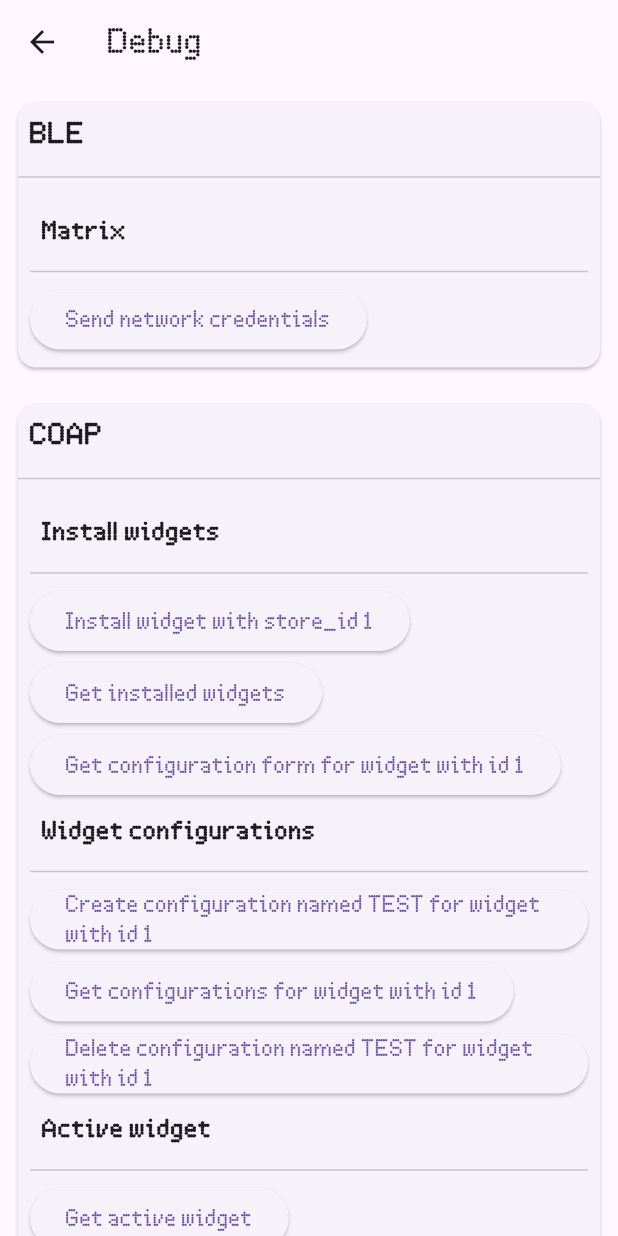
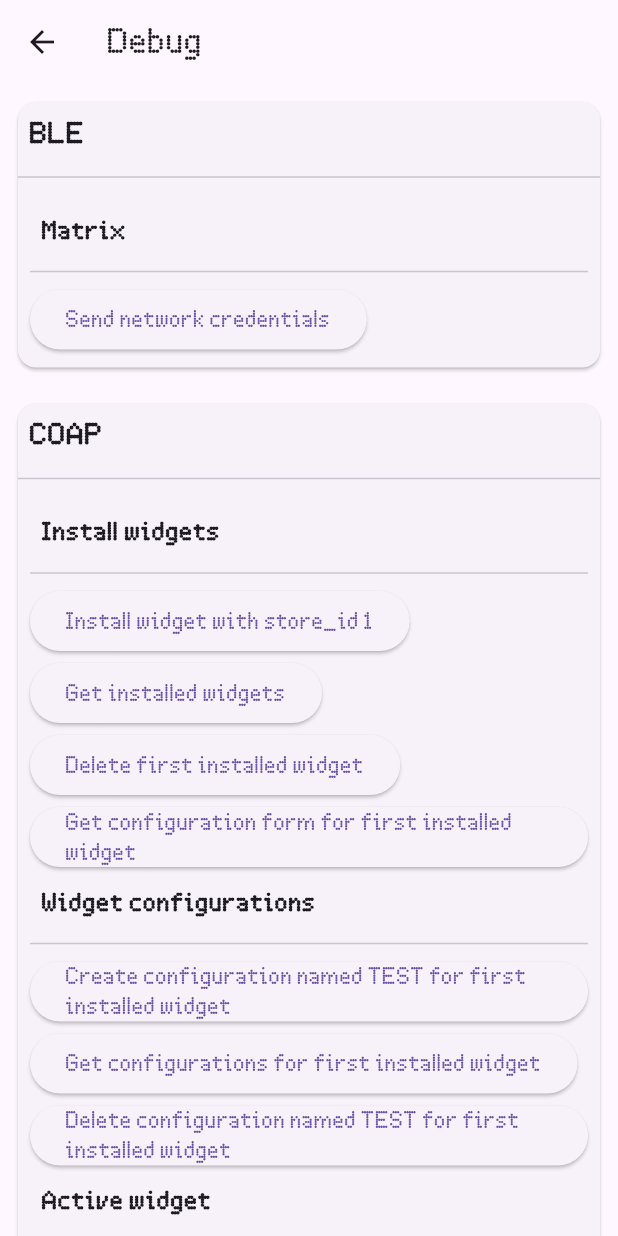
Before and after one commit to mosaico-matrix/mosaico-client, a Flutter app: the DebugPage screen opened by its route, after a tap on "Get installed widgets", on a phone screen of 412 x 824 dp. Run offline on Flutter 3.47's test engine with Material 3 defaults, Android fonts, the light colour scheme and no system bars; drawn by our look-alikes of toastification; our stand-ins replace flutter_animate, flutter_slidable, lottie; missing offline and left inert: mosaico_flutter_core.

Commit message:
New debug stuff

```diff
--- a/lib/configuration/routes.dart
+++ b/lib/configuration/routes.dart
@@ -1,5 +1,5 @@
 import 'package:flutter/widgets.dart';
-import '../pages/debug.dart';
+import '../pages/debug/debug.dart';
 
 class Routes {
 
--- a/lib/pages/debug.dart
+++ /dev/null
@@ -1,223 +0,0 @@
-import 'package:flutter/material.dart';
-import 'package:mosaico_flutter_core/modules/config_form/models/config_output.dart';
-import 'package:mosaico_flutter_core/modules/config_form/pages/config_generator.dart';
-import 'package:mosaico_flutter_core/modules/networking/channels/coap/widget_configurations_service.dart';
-import 'package:mosaico_flutter_core/modules/networking/channels/coap/widgets_service.dart';
-import 'package:mosaico_flutter_core/toaster.dart';
-
-void dumpData(data) {
-  Toaster.info(data.toString());
-}
-
-class DebugPage extends StatelessWidget {
-  const DebugPage({super.key});
-
-  @override
-  Widget build(BuildContext context) {
-    return Scaffold(
-      appBar: AppBar(
-        title: const Text('Debug'),
-      ),
-      body: const SingleChildScrollView(
-        child: Column(
-          children: <Widget>[
-            DebugSection(
-              title: 'BLE',
-              content: BleSection(),
-            ),
-            DebugSection(
-              title: 'COAP',
-              content: CoapSection(),
-            ),
-          ],
-        ),
-      ),
-    );
-  }
-}
-
-class BleSection extends StatelessWidget {
-  const BleSection({super.key});
-
-  @override
-  Widget build(BuildContext context) {
-    return Column(
-      children: <Widget>[
-        DebugSubSection(title: "Matrix", children: [
-          ElevatedButton(
-            onPressed: () {},
-            child: const Text('Send network credentials'),
-          ),
-        ])
-      ],
-    );
-  }
-}
-
-class CoapSection extends StatelessWidget {
-  const CoapSection({super.key});
-
-  @override
-  Widget build(BuildContext context) {
-    return Column(
-      children: <Widget>[
-        DebugSubSection(title: "Install widgets", children: [
-          ElevatedButton(
-            onPressed: () async {
-              await WidgetsService.installWidget(1);
-            },
-            child: const Text('Install widget with store_id 1'),
-          ),
-          ElevatedButton(
-            onPressed: () async {
-              var widgets = await WidgetsService.getInstalledWidgets();
-              // Create string representation of widgets
-              var widgetString = widgets.map((e) => e.name).join('\n');
-              dumpData(widgetString);
-            },
-            child: const Text('Get installed widgets'),
-          ),
-          ElevatedButton(
-            onPressed: () async {
-              // Get widget configuration file
-              var config = await WidgetsService.getWidgetConfigurationForm(1);
-              dumpData(config.toString());
-            },
-            child: const Text('Get configuration form for widget with id 1'),
-          ),
-        ]),
-        DebugSubSection(title: "Widget configurations", children: [
-          ElevatedButton(
-            onPressed: () async {
-              // Get widget configuration file
-              var configForm =
-                  await WidgetsService.getWidgetConfigurationForm(1);
-
-              // Get result from the configuration generator
-              ConfigOutput? generatedConfig = await Navigator.of(context).push(
-                  MaterialPageRoute(
-                      builder: (context) => ConfigGenerator(configForm, initialConfigName: "TEST")));
-
-              if (generatedConfig != null) {
-                WidgetConfigurationsService.uploadWidgetConfiguration(1, generatedConfig.getConfigName(), generatedConfig.exportToArchive());
-              } else {
-                Toaster.error('Configuration generation cancelled');
-              }
-            },
-            child: const Text(
-                'Create configuration named TEST for widget with id 1'),
-          ),
-
-          ElevatedButton(
-            onPressed: () async {
-              var configs = await WidgetConfigurationsService.getWidgetConfigurations(1);
-              if(configs.isEmpty) {
-                Toaster.error('No configurations found');
-                return;
-              }
-              for (var config in configs) {
-                dumpData(config.name);
-              }
-            },
-            child: const Text(
-                'Get configurations for widget with id 1'),
-          ),
-
-          ElevatedButton(
-            onPressed: () async {
-
-              var configs = await WidgetConfigurationsService.getWidgetConfigurations(1);
-              for (var config in configs) {
-                if (config.name == "TEST") {
-                  Toaster.info('Deleting configuration named TEST');
-                  await WidgetConfigurationsService.deleteWidgetConfiguration(config.id);
-                  return;
-                }
-              }
-              Toaster.error('Configuration named TEST not found');
-            },
-            child: const Text(
-                'Delete configuration named TEST for widget with id 1'),
-          ),
-        ]),
-        DebugSubSection(title: "Active widget", children: [
-          ElevatedButton(
-            onPressed: () async {},
-            child: const Text('Get active widget'),
-          ),
-          ElevatedButton(
-            onPressed: () async {
-              await WidgetsService.previewWidget(1, 1);
-            },
-            child: const Text('Set active widget 1 with conf 1'),
-          ),
-        ]),
-      ],
-    );
-  }
-}
-
-class DebugSubSection extends StatelessWidget {
-  final String title;
-  final List<Widget> children;
-
-  const DebugSubSection(
-      {super.key, required this.title, required this.children});
-
-  @override
-  Widget build(BuildContext context) {
-    return Column(
-      crossAxisAlignment: CrossAxisAlignment.start,
-      children: <Widget>[
-        Padding(
-          padding: const EdgeInsets.all(8.0),
-          child: Text(
-            title,
-            style: const TextStyle(
-              fontSize: 16,
-              fontWeight: FontWeight.bold,
-            ),
-          ),
-        ),
-        const Divider(),
-        ...children,
-      ],
-    );
-  }
-}
-
-class DebugSection extends StatelessWidget {
-  final String title;
-  final Widget content;
-
-  const DebugSection({super.key, required this.title, required this.content});
-
-  @override
-  Widget build(BuildContext context) {
-    return Padding(
-      padding: const EdgeInsets.all(8.0),
-      child: Card(
-        child: Column(
-          crossAxisAlignment: CrossAxisAlignment.start,
-          children: <Widget>[
-            Padding(
-              padding: const EdgeInsets.all(8.0),
-              child: Text(
-                title,
-                style: const TextStyle(
-                  fontSize: 18,
-                  fontWeight: FontWeight.bold,
-                ),
-              ),
-            ),
-            const Divider(),
-            Padding(
-              padding: const EdgeInsets.all(8.0),
-              child: content,
-            ),
-          ],
-        ),
-      ),
-    );
-  }
-}
--- /dev/null
+++ b/lib/pages/debug/debug.dart
@@ -0,0 +1,104 @@
+import 'package:flutter/material.dart';
+import 'package:mosaico/pages/debug/widgets/sections/ble_section.dart';
+import 'package:mosaico/pages/debug/widgets/sections/coap_section.dart';
+import 'package:mosaico_flutter_core/modules/config_form/models/config_output.dart';
+import 'package:mosaico_flutter_core/modules/config_form/pages/config_generator.dart';
+import 'package:mosaico_flutter_core/modules/networking/channels/coap/widget_configurations_service.dart';
+import 'package:mosaico_flutter_core/modules/networking/channels/coap/widgets_service.dart';
+import 'package:mosaico_flutter_core/toaster.dart';
+
+void dumpData(data) {
+  Toaster.info(data.toString());
+}
+
+class DebugPage extends StatelessWidget {
+  const DebugPage({super.key});
+
+  @override
+  Widget build(BuildContext context) {
+    return Scaffold(
+      appBar: AppBar(
+        title: const Text('Debug'),
+      ),
+      body: const SingleChildScrollView(
+        child: Column(
+          children: <Widget>[
+            DebugSection(
+              title: 'BLE',
+              content: BleSection(),
+            ),
+            DebugSection(
+              title: 'COAP',
+              content: CoapSection(),
+            ),
+          ],
+        ),
+      ),
+    );
+  }
+}
+
+
+class DebugSubSection extends StatelessWidget {
+  final String title;
+  final List<Widget> children;
+
+  const DebugSubSection({super.key, required this.title, required this.children});
+
+  @override
+  Widget build(BuildContext context) {
+    return Column(
+      crossAxisAlignment: CrossAxisAlignment.start,
+      children: <Widget>[
+        Padding(
+          padding: const EdgeInsets.all(8.0),
+          child: Text(
+            title,
+            style: const TextStyle(
+              fontSize: 16,
+              fontWeight: FontWeight.bold,
+            ),
+          ),
+        ),
+        const Divider(),
+        ...children,
+      ],
+    );
+  }
+}
+
+class DebugSection extends StatelessWidget {
+  final String title;
+  final Widget content;
+
+  const DebugSection({super.key, required this.title, required this.content});
+
+  @override
+  Widget build(BuildContext context) {
+    return Padding(
+      padding: const EdgeInsets.all(8.0),
+      child: Card(
+        child: Column(
+          crossAxisAlignment: CrossAxisAlignment.start,
+          children: <Widget>[
+            Padding(
+              padding: const EdgeInsets.all(8.0),
+              child: Text(
+                title,
+                style: const TextStyle(
+                  fontSize: 18,
+                  fontWeight: FontWeight.bold,
+                ),
+              ),
+            ),
+            const Divider(),
+            Padding(
+              padding: const EdgeInsets.all(8.0),
+              child: content,
+            ),
+          ],
+        ),
+      ),
+    );
+  }
+}
--- /dev/null
+++ b/lib/pages/debug/widgets/sections/ble_section.dart
@@ -0,0 +1,25 @@
+
+import 'package:flutter/material.dart';
+
+import '../../debug.dart';
+
+class BleSection extends StatelessWidget {
+  const BleSection({super.key});
+
+  @override
+  Widget build(BuildContext context) {
+    return Column(
+      children: <Widget>[
+        DebugSubSection(
+          title: "Matrix",
+          children: [
+            ElevatedButton(
+              onPressed: () {},
+              child: const Text('Send network credentials'),
+            ),
+          ],
+        ),
+      ],
+    );
+  }
+}
--- /dev/null
+++ b/lib/pages/debug/widgets/sections/coap_section.dart
@@ -0,0 +1,157 @@
+
+import 'package:flutter/material.dart';
+import 'package:mosaico_flutter_core/modules/config_form/models/config_output.dart';
+import 'package:mosaico_flutter_core/modules/config_form/pages/config_generator.dart';
+import 'package:mosaico_flutter_core/modules/networking/channels/coap/widget_configurations_service.dart';
+import 'package:mosaico_flutter_core/modules/networking/channels/coap/widgets_service.dart';
+import 'package:mosaico_flutter_core/modules/networking/models/mosaico_widget.dart';
+import 'package:mosaico_flutter_core/toaster.dart';
+import '../../debug.dart';
+
+class CoapSection extends StatelessWidget {
+  const CoapSection({super.key});
+
+  Future<MosaicoWidget> getFirstWidget() async {
+    var widgets = await WidgetsService.getInstalledWidgets();
+    if (widgets.isEmpty) {
+      Toaster.error('No widgets found');
+      throw Exception('No widgets found');
+    }
+    return widgets.first;
+  }
+
+  Future<void> installWidget() async {
+    await WidgetsService.installWidget(1);
+  }
+
+  Future<void> getInstalledWidgets() async {
+    var widgets = await WidgetsService.getInstalledWidgets();
+    if (widgets.isEmpty) {
+      Toaster.error('No widgets found');
+      return;
+    }
+    for (var widget in widgets) {
+      dumpData(widget.name);
+    }
+  }
+
+  Future<void> deleteFirstInstalledWidget() async {
+    await WidgetsService.uninstallWidget((await getFirstWidget()).id);
+  }
+
+  Future<void> getWidgetConfigurationForm() async {
+    var config = await WidgetsService.getWidgetConfigurationForm((await getFirstWidget()).id);
+    dumpData(config.toString());
+  }
+
+  Future<void> createConfiguration(BuildContext context) async {
+    var widgetId = (await getFirstWidget()).id;
+    var configForm = await WidgetsService.getWidgetConfigurationForm(widgetId);
+    ConfigOutput? generatedConfig = await Navigator.of(context).push(
+      MaterialPageRoute(
+        builder: (context) => ConfigGenerator(configForm, initialConfigName: "TEST"),
+      ),
+    );
+
+    if (generatedConfig != null) {
+      await WidgetConfigurationsService.uploadWidgetConfiguration(
+          widgetId, generatedConfig.getConfigName(), generatedConfig.exportToArchive());
+    } else {
+      Toaster.error('Configuration generation cancelled');
+    }
+  }
+
+  Future<void> getWidgetConfigurations() async {
+    var configs = await WidgetConfigurationsService.getWidgetConfigurations((await getFirstWidget()).id);
+    if (configs.isEmpty) {
+      Toaster.error('No configurations found');
+      return;
+    }
+    for (var config in configs) {
+      dumpData(config.name);
+    }
+  }
+
+  Future<void> deleteConfiguration() async {
+    var configs = await WidgetConfigurationsService.getWidgetConfigurations((await getFirstWidget()).id);
+    for (var config in configs) {
+      if (config.name == "TEST") {
+        Toaster.info('Deleting configuration named TEST');
+        await WidgetConfigurationsService.deleteWidgetConfiguration(config.id);
+        return;
+      }
+    }
+    Toaster.error('Configuration named TEST not found');
+  }
+
+  Future<void> setActiveWidget() async {
+    var widget = await getFirstWidget();
+    var configs = await WidgetConfigurationsService.getWidgetConfigurations(widget.id);
+    for (var config in configs) {
+      if (config.name == "TEST") {
+        await WidgetsService.previewWidget(widget.id, config.id);
+        return;
+      }
+    }
+    Toaster.error('Configuration named TEST not found');
+  }
+
+  @override
+  Widget build(BuildContext context) {
+    return Column(
+      children: <Widget>[
+        DebugSubSection(
+          title: "Install widgets",
+          children: [
+            ElevatedButton(
+              onPressed: installWidget,
+              child: const Text('Install widget with store_id 1'),
+            ),
+            ElevatedButton(
+              onPressed: getInstalledWidgets,
+              child: const Text('Get installed widgets'),
+            ),
+            ElevatedButton(
+              onPressed: deleteFirstInstalledWidget,
+              child: const Text('Delete first installed widget'),
+            ),
+            ElevatedButton(
+              onPressed: getWidgetConfigurationForm,
+              child: const Text('Get configuration form for first installed widget'),
+            ),
+          ],
+        ),
+        DebugSubSection(
+          title: "Widget configurations",
+          children: [
+            ElevatedButton(
+              onPressed: () => createConfiguration(context),
+              child: const Text('Create configuration named TEST for first installed widget'),
+            ),
+            ElevatedButton(
+              onPressed: getWidgetConfigurations,
+              child: const Text('Get configurations for first installed widget'),
+            ),
+            ElevatedButton(
+              onPressed: deleteConfiguration,
+              child: const Text('Delete configuration named TEST for first installed widget')
+            ),
+          ],
+        ),
+        DebugSubSection(
+          title: "Active widget",
+          children: [
+            ElevatedButton(
+              onPressed: () {},
+              child: const Text('Get active widget'),
+            ),
+            ElevatedButton(
+              onPressed: setActiveWidget,
+              child: const Text('Set first installed widget as active with configuration named TEST')
+            ),
+          ],
+        ),
+      ],
+    );
+  }
+}
--- a/lib/pages/home/home.dart
+++ b/lib/pages/home/home.dart
@@ -22,7 +22,7 @@ class Home extends StatelessWidget {
           children: [
 
             // Header notch with device status
-            const DeviceStatusNotch(),
+            //const DeviceStatusNotch(),
 
             // Spacer
             const Spacer(),
```
